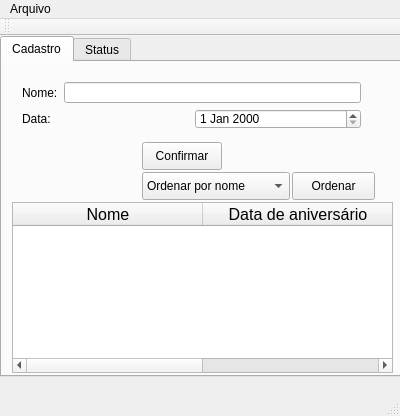
Above: mainwindow.ui from LeitaoFabricio/ProjetoAniversario before the change. Below: the same form after it.
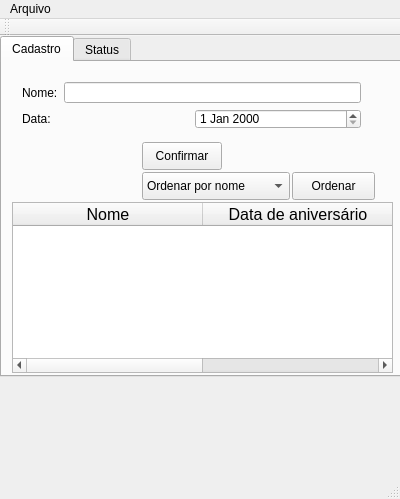
That is the form after the change.

What changed in the file:
```diff
--- a/mainwindow.ui
+++ b/mainwindow.ui
@@ -7,7 +7,7 @@
     <x>0</x>
     <y>0</y>
     <width>400</width>
-    <height>416</height>
+    <height>499</height>
    </rect>
   </property>
   <property name="windowTitle">
```
Left out of the diff: 4 changed lines with no effect on the pictures.
